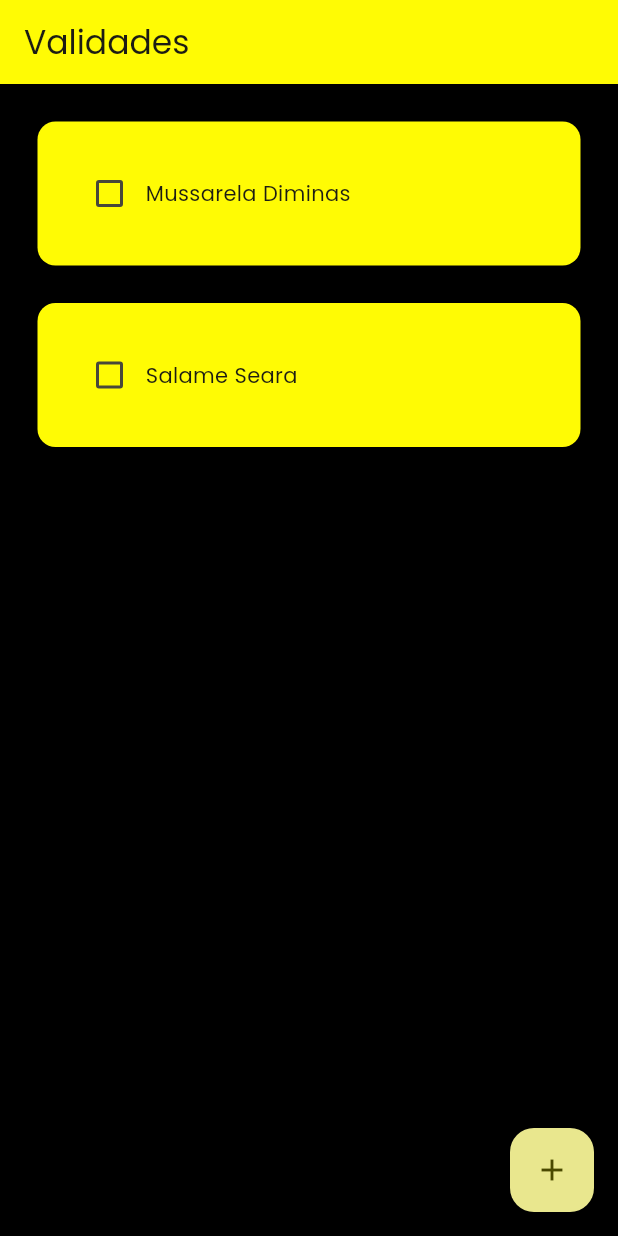
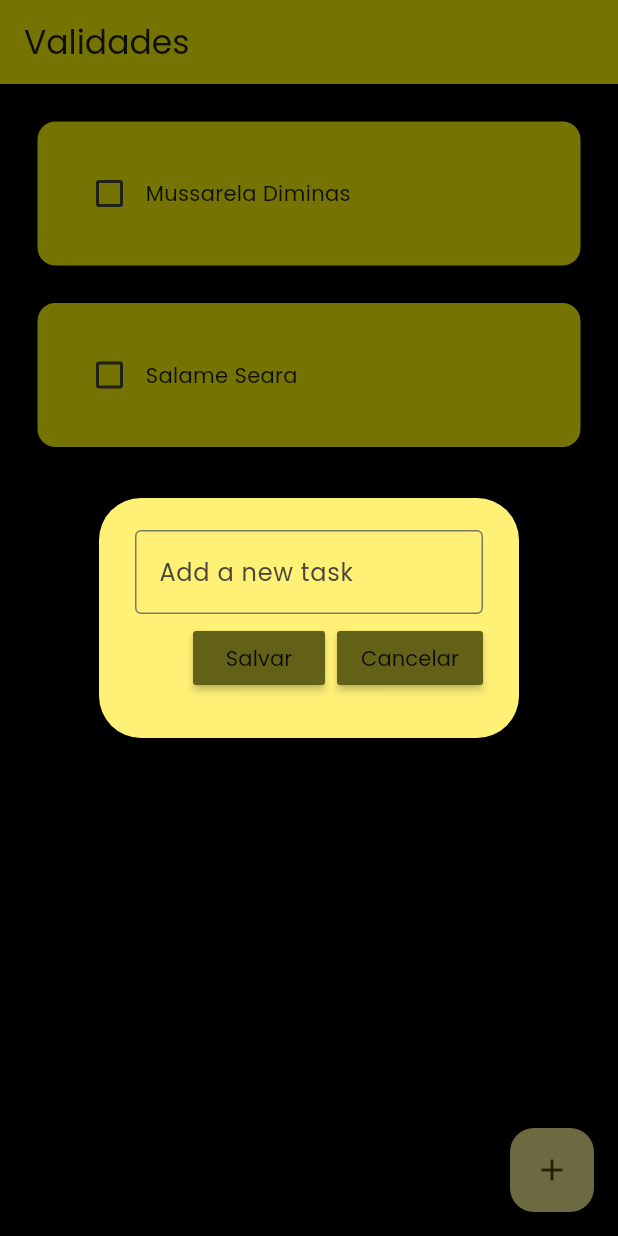
Before and after one commit to lukegoes/to-do-app-flutter, a Flutter app: the screen it shows after launch, after a tap on the "add" icon, on a phone screen of 412 x 824 dp. Run offline on Flutter 3.47's test engine with Material 3 defaults, Android fonts, the phone set to English and light mode, and no system bars.

Commit message:
Criei a funcionalidade de criar nova tarefa.

```diff
--- a/lib/pages/home_page.dart
+++ b/lib/pages/home_page.dart
@@ -1,4 +1,5 @@
 import 'package:flutter/material.dart';
+import 'package:to_do/utils/dialog_box.dart';
 import 'package:to_do/utils/todo_tile.dart';
 
 class HomePage extends StatefulWidget {
@@ -9,6 +10,10 @@ class HomePage extends StatefulWidget {
 }
 
 class _HomePageState extends State<HomePage> {
+
+  final _controller = TextEditingController();
+
+
   List toDoList = [
     ["Mussarela Diminas", false],
     ["Salame Seara", false],
@@ -20,13 +25,30 @@ class _HomePageState extends State<HomePage> {
     });
   }
 
+  void saveNewTask(){
+    setState(() {
+      toDoList.add([_controller.text, false]);
+    });
+    Navigator.of(context).pop();
+  }
+
+  void createNewTask(){
+    showDialog(context: context, builder: (context){
+      return DialogBox(
+        controller: _controller,
+        onSave: saveNewTask,
+        onCancel: () => Navigator.of(context).pop(),
+      );
+    },);
+  }
+
   @override
   Widget build(BuildContext context) {
     return Scaffold(
       backgroundColor: const Color.fromARGB(255, 0, 0, 0),
       appBar: AppBar(title: Text("Validades"), elevation: 0),
       floatingActionButton: FloatingActionButton(
-        onPressed: (){},
+        onPressed: createNewTask,
         child: Icon(Icons.add),
       ),
       body: ListView.builder(
--- /dev/null
+++ b/lib/utils/dialog_box.dart
@@ -0,0 +1,44 @@
+import 'package:flutter/material.dart';
+import 'package:to_do/utils/my_button.dart';
+
+class DialogBox extends StatelessWidget {
+  final controller;
+  VoidCallback onSave;
+  VoidCallback onCancel;
+  DialogBox({
+    super.key,
+    required this.controller,
+    required this.onSave,
+    required this.onCancel,
+  });
+
+  @override
+  Widget build(BuildContext context) {
+    return AlertDialog(
+      backgroundColor: Colors.yellow[300],
+      content: Container(
+        height: 120,
+        child: Column(
+          mainAxisAlignment: MainAxisAlignment.spaceEvenly,
+          children: [
+            TextField(
+              controller: controller,
+              decoration: InputDecoration(
+                border: OutlineInputBorder(),
+                hintText: 'Add a new task',
+              ),
+            ),
+            Row(
+              mainAxisAlignment: MainAxisAlignment.end,
+              children: [
+                MyButton(text: "Salvar", onPressed: onSave),
+                const SizedBox(width: 8),
+                MyButton(text: "Cancelar", onPressed: onCancel),
+              ],
+            ),
+          ],
+        ),
+      ),
+    );
+  }
+}
--- /dev/null
+++ b/lib/utils/my_button.dart
@@ -0,0 +1,16 @@
+import 'package:flutter/material.dart';
+
+class MyButton extends StatelessWidget {
+  final String text;
+  VoidCallback onPressed;
+  MyButton({super.key, required this.text, required this.onPressed});
+
+  @override
+  Widget build(BuildContext context) {
+    return MaterialButton(
+      onPressed: onPressed,
+      color: Theme.of(context).primaryColor,
+      child: Text(text),
+    );
+  }
+}
--- a/lib/utils/todo_tile.dart
+++ b/lib/utils/todo_tile.dart
@@ -29,6 +29,10 @@ class ToDoTile extends StatelessWidget {
             style: TextStyle(
               decoration: taskCompleted ? TextDecoration.lineThrough : null,
             ),),
+
+            Row(children: [
+
+            ],)
           ],
         ),
       ),
```
